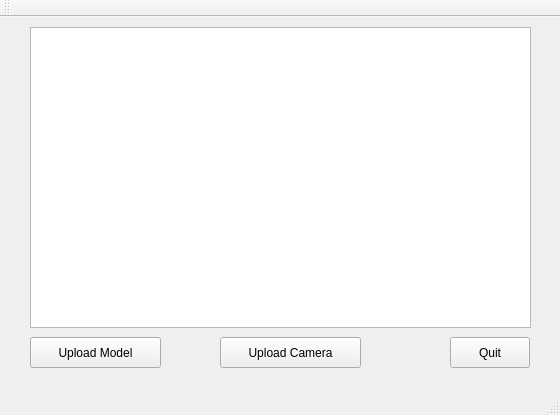
Old version of the form mainwindow.ui in the repository aminbenarieb/oop_lab3.
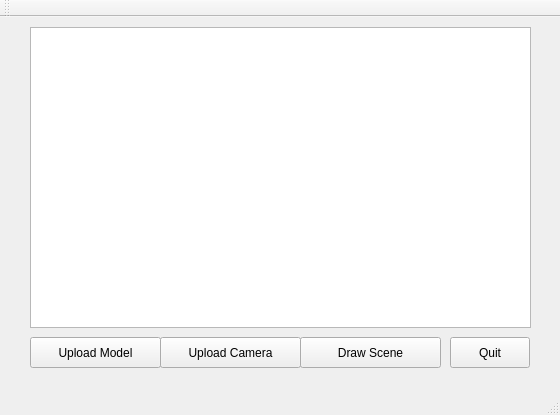
New version of the form.

Commit message: Added drawScene method to Facade.

The edit to the form file:
```diff
--- a/mainwindow.ui
+++ b/mainwindow.ui
@@ -30,7 +30,7 @@
    <widget class="QPushButton" name="buttonUploadCamera">
     <property name="geometry">
      <rect>
-      <x>220</x>
+      <x>160</x>
       <y>320</y>
       <width>141</width>
       <height>31</height>
@@ -75,6 +75,19 @@
      </size>
     </property>
    </widget>
+   <widget class="QPushButton" name="buttonDrawScene">
+    <property name="geometry">
+     <rect>
+      <x>300</x>
+      <y>320</y>
+      <width>141</width>
+      <height>31</height>
+     </rect>
+    </property>
+    <property name="text">
+     <string>Draw Scene</string>
+    </property>
+   </widget>
   </widget>
   <widget class="QMenuBar" name="menuBar">
    <property name="geometry">
```
The commit also changes 7 other files.
